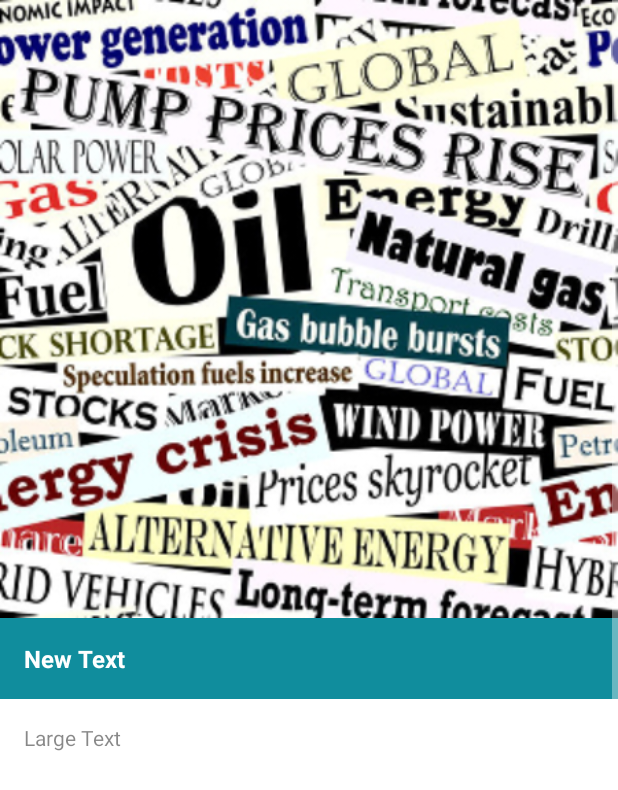
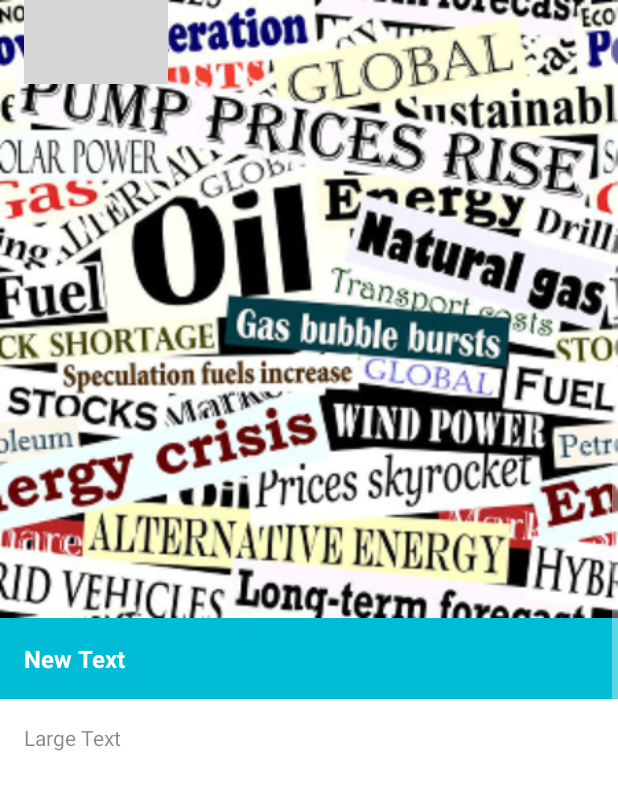
Before and after one commit to suhansaha/RSSReader, an Android app: the layout feed_content_layout.xml on its own in the app's theme, with its tools: preview values and no code run, on a phone screen of 412 x 824 dp. Shown: the top 790 px of the screen. Run offline under Robolectric (Android 15) with nearby library versions, the phone set to English and light mode, and no system bars; network calls fail; grey boxes are pictures that could not be loaded.

```diff
--- a/app/src/main/java/in/suhan/rssreader/MainActivity.java
+++ b/app/src/main/java/in/suhan/rssreader/MainActivity.java
@@ -4,6 +4,7 @@ import android.os.Bundle;
 import android.support.v7.app.ActionBarActivity;
 import android.view.Menu;
 import android.view.MenuItem;
+import android.view.View;
 import android.view.ViewGroup;
 import android.view.ViewTreeObserver;
 import android.widget.TextView;
@@ -68,4 +69,8 @@ public class MainActivity extends ActionBarActivity {
             super.onBackPressed();
         }
     }
+
+    public void goBack(View v) {
+        adapter.doReverseTransition();
+    }
 }
--- a/app/src/main/res/layout/feed_content_layout.xml
+++ b/app/src/main/res/layout/feed_content_layout.xml
@@ -14,6 +14,12 @@
             android:layout_height="match_parent"
             android:orientation="vertical">
 
+            <FrameLayout
+                android:id="@+id/feedThumbContainer"
+                android:layout_width="match_parent"
+                android:layout_height="wrap_content"
+                android:background="@android:color/transparent">
+
                 <ImageView
                     android:id="@+id/feedThumb"
                     android:layout_width="match_parent"
@@ -25,13 +31,15 @@
                     android:scaleType="centerCrop"
                     android:src="@drawable/rss" />
 
+            </FrameLayout>
+
             <TextView
                 android:id="@+id/feedTitle"
                 android:layout_width="match_parent"
                 android:layout_height="wrap_content"
                 android:layout_alignBottom="@id/feedThumb"
                 android:layout_centerHorizontal="true"
-                android:background="@color/primaryColorTranslucent"
+                android:background="@color/primaryColor"
                 android:padding="16dp"
                 android:text="New Text"
                 android:textColor="#ffffff"
@@ -51,4 +59,25 @@
         </LinearLayout>
     </ScrollView>
 
+    <android.support.v7.widget.Toolbar
+        android:id="@+id/toolbar"
+        android:layout_width="match_parent"
+        android:layout_height="56dp"
+        android:background="@android:color/transparent">
+
+        <ImageButton
+            android:id="@+id/imageButton"
+            android:layout_width="wrap_content"
+            android:layout_height="wrap_content"
+            android:background="@android:color/transparent"
+            android:onClick="goBack"
+            android:src="@drawable/ic_back" />
+
+        <TextView
+            android:id="@+id/toolbarTitle"
+            android:layout_width="wrap_content"
+            android:layout_height="wrap_content"
+            android:text="" />
+    </android.support.v7.widget.Toolbar>
+
 </RelativeLayout>
```
Also changed, not shown: app/src/main/java/in/suhan/rssreader/FeedAdapter.java (+99 -0 lines). Lines whose indentation alone changed are shown as unchanged.
